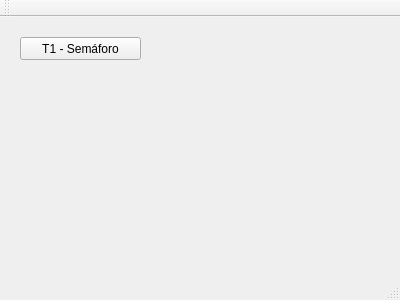
Before: the Qt Designer form mainwindow.ui in Raimmaster/Tareas-Estructura, drawn with Qt 5.
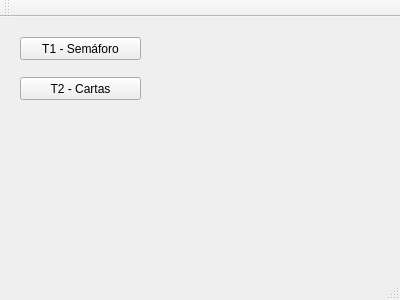
After: the same form once the commit is applied.

Commit message: Avances, T2 - Cartas; seg fault al acceder posicion en oriList

What changed in the file:
```diff
--- a/mainwindow.ui
+++ b/mainwindow.ui
@@ -27,6 +27,19 @@
      <string>T1 - Semáforo</string>
     </property>
    </widget>
+   <widget class="QPushButton" name="bT2">
+    <property name="geometry">
+     <rect>
+      <x>20</x>
+      <y>60</y>
+      <width>121</width>
+      <height>23</height>
+     </rect>
+    </property>
+    <property name="text">
+     <string>T2 - Cartas</string>
+    </property>
+   </widget>
   </widget>
   <widget class="QMenuBar" name="menuBar">
    <property name="geometry">
```
The commit also changes 6 other files.
